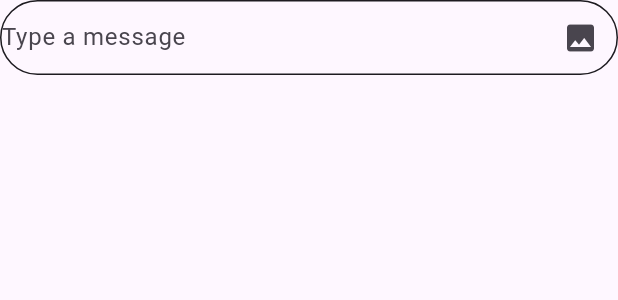
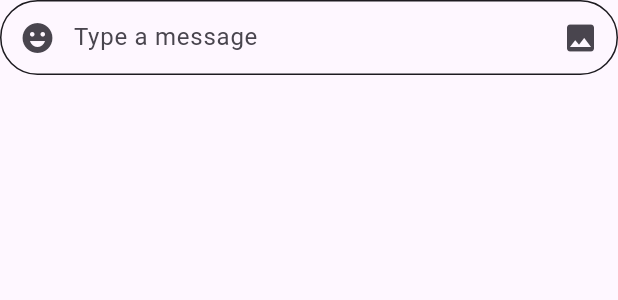
Before and after one commit to Devsaci/gemini_rd_app, a Flutter app: the BottomChatField widget shown alone on an empty page, opened directly, on a phone screen of 412 x 824 dp. Shown: the top 300 px of the screen. Run offline on Flutter 3.47's test engine with Material 3 defaults, Android fonts, the phone set to English and light mode, and no system bars; our stand-ins replace google_generative_ai, hive_flutter, image_picker; accounts and stored records are empty.

Commit message:
IconButton  Icons.emoji_emotions

```diff
--- a/lib/widgets/bottom_chat_field.dart
+++ b/lib/widgets/bottom_chat_field.dart
@@ -19,6 +19,10 @@ class _BottomChatFieldState extends State<BottomChatField> {
       ),
       child: Row(
         children: [
+          IconButton(
+            onPressed: () {},
+            icon: const Icon(Icons.emoji_emotions),
+          ),
           const Expanded(
             child: TextField(
               decoration: InputDecoration(
```
